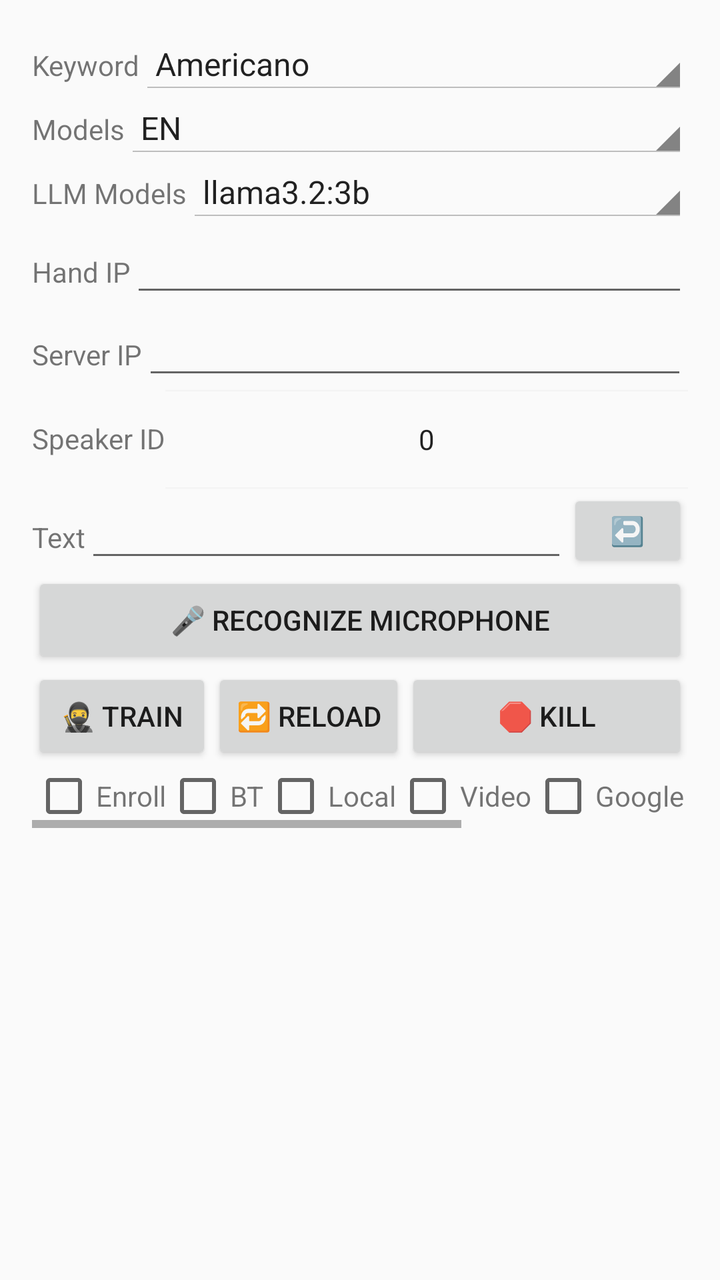
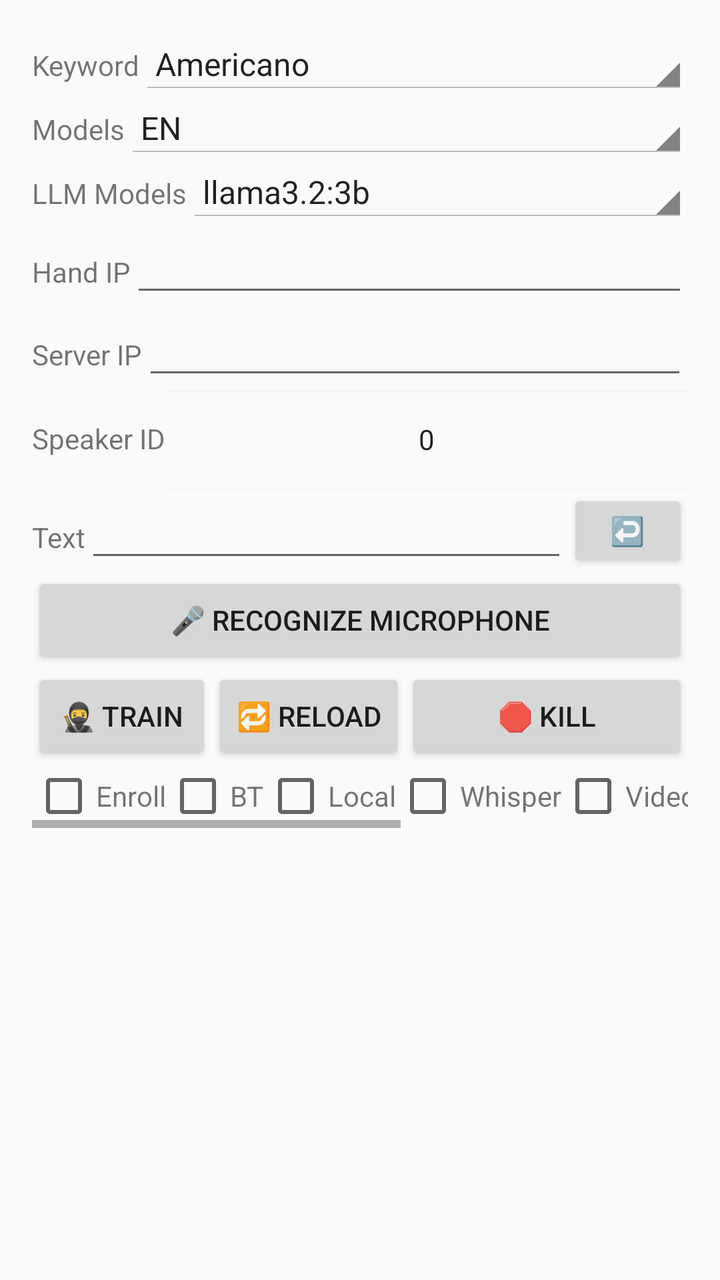

Two renders of the same Android screen: before a commit and after it. Below are the layout's source before the change and the commit's diff.
<!-- AndroidManifest.xml: activity theme Theme.AppCompat.DayNight -->
<!-- res/layout/main.xml -->
<?xml version="1.0" encoding="utf-8"?>
<ScrollView  xmlns:android="http://schemas.android.com/apk/res/android"
    android:layout_width="fill_parent"
    android:layout_height="fill_parent">
<LinearLayout
    android:id="@+id/layout"
    android:layout_width="fill_parent"
    android:layout_height="fill_parent"
    android:orientation="vertical"
    android:padding="16dp">


    <LinearLayout
        android:id="@+id/spinner1"
        android:layout_width="match_parent"
        android:layout_height="wrap_content"
        android:orientation="horizontal">
    <TextView
        android:id="@+id/keyword_spinner_label"
        android:layout_width="wrap_content"
        android:layout_height="wrap_content"
        android:layout_alignBottom="@+id/keyword_spinner"
        android:layout_alignStart="@+id/keyword_spinner"
        android:layout_alignLeft="@+id/keyword_spinner"
        android:text="@string/keyword_label" />
    <Spinner
        android:id="@+id/keyword_spinner"
        android:layout_width="match_parent"
        android:layout_height="wrap_content"
        android:layout_alignParentStart="true"
        android:layout_alignParentLeft="true"
        android:layout_alignParentTop="true"
        android:spinnerMode="dialog"
        style="@android:style/Widget.Holo.Light.Spinner"
        android:entries="@array/keywords" />
    </LinearLayout>
    <LinearLayout
        android:id="@+id/spinner2"
        android:layout_width="match_parent"
        android:layout_height="wrap_content"
        android:orientation="horizontal">
    <TextView
        android:id="@+id/model_spinner_label"
        android:layout_width="wrap_content"
        android:layout_height="wrap_content"
        android:layout_alignBottom="@+id/model_spinner"
        android:layout_alignStart="@+id/model_spinner"
        android:layout_alignLeft="@+id/model_spinner"
        android:text="@string/model_label" />
    <Spinner
        android:id="@+id/model_spinner"
        android:layout_width="match_parent"
        android:layout_height="wrap_content"
        android:layout_alignParentStart="true"
        android:layout_alignParentLeft="true"
        android:layout_alignParentTop="true"
        android:spinnerMode="dialog"
        style="@android:style/Widget.Holo.Light.Spinner"
        android:entries="@array/models" />
    </LinearLayout>
    <LinearLayout
        android:id="@+id/spinner3"
        android:layout_width="match_parent"
        android:layout_height="wrap_content"
        android:orientation="horizontal">
        <TextView
            android:id="@+id/llm_model_spinner_label"
            android:layout_width="wrap_content"
            android:layout_height="wrap_content"
            android:layout_alignBottom="@+id/llm_model_spinner"
            android:layout_alignStart="@+id/llm_model_spinner"
            android:layout_alignLeft="@+id/llm_model_spinner"
            android:text="@string/llm_model_label" />
        <Spinner
            android:id="@+id/llm_model_spinner"
            android:layout_width="match_parent"
            android:layout_height="wrap_content"
            android:layout_alignParentStart="true"
            android:layout_alignParentLeft="true"
            android:layout_alignParentTop="true"
            android:spinnerMode="dialog"
            style="@android:style/Widget.Holo.Light.Spinner"
            android:entries="@array/llm_models" />
    </LinearLayout>
    <LinearLayout
        android:id="@+id/ips"
        android:layout_width="match_parent"
        android:layout_height="wrap_content"
        android:orientation="horizontal">
        <TextView
            android:layout_width="wrap_content"
            android:layout_height="wrap_content"
            android:text="@string/handip" />
        <EditText
            android:id="@+id/ip"
            android:layout_width="0dp"
            android:layout_weight=".90"
            android:layout_height="wrap_content" />

    </LinearLayout>
    <LinearLayout
        android:id="@+id/serverLayout"
        android:layout_width="match_parent"
        android:layout_height="wrap_content"
        android:orientation="horizontal">
        <TextView
            android:layout_width="wrap_content"
            android:layout_height="wrap_content"
            android:text="@string/serverip" />
        <EditText
            android:id="@+id/server"
            android:layout_width="0dp"
            android:layout_weight=".90"
            android:layout_height="wrap_content" />

    </LinearLayout>
    <LinearLayout
        android:id="@+id/speakerLayout"
        android:layout_width="match_parent"
        android:layout_height="wrap_content"
        android:orientation="horizontal">
        <TextView
            android:layout_marginVertical="15dp"
            android:layout_width="wrap_content"
            android:layout_height="wrap_content"
            android:text="@string/speakerid" />
        <NumberPicker
            android:id="@+id/speaker"
            android:layout_width="fill_parent"
            android:layout_height="50dp" />

    </LinearLayout>
    <LinearLayout
        android:layout_width="match_parent"
        android:layout_height="wrap_content"
        android:orientation="horizontal">
        <TextView
            android:layout_width="wrap_content"
            android:layout_height="wrap_content"
            android:text="@string/textlabel" />
        <EditText
            android:id="@+id/text"
            android:layout_width="0dp"
            android:layout_weight=".80"
            android:layout_height="wrap_content" />

        <Button
            android:id="@+id/enter"
            android:text="@string/enter"
            android:layout_width="0dp"
            android:layout_weight=".20"
            android:layout_height="match_parent"/>

    </LinearLayout>

    <ProgressBar
        android:id="@+id/loader"
        android:layout_marginHorizontal="5dp"
        android:layout_width="50dp"
        android:layout_height="50dp"
        android:layout_gravity="center_horizontal"
        android:progressTint="@color/colorPrimaryDark"
        android:visibility="gone" />
    <Button
        android:id="@+id/stop"
        android:layout_width="wrap_content"
        android:layout_height="wrap_content"
        android:layout_gravity="center_vertical|center_horizontal"
        android:text="@string/stop"
        android:visibility="gone"/>
    <Button
        android:id="@+id/recognize_mic"
        android:layout_width="match_parent"
        android:layout_height="wrap_content"
        android:text="@string/recognize_microphone" />

    <LinearLayout
        android:id="@+id/btns"
        android:layout_width="match_parent"
        android:layout_height="wrap_content"
        android:orientation="horizontal">
        <Button
            android:id="@+id/btn_train"
            android:layout_width="90dp"
            android:layout_height="wrap_content"
            android:text="@string/train" />
        <Button
            android:id="@+id/reload"
            android:layout_width="wrap_content"
            android:layout_height="wrap_content"
            android:text="@string/reload" />
        <Button
            android:id="@+id/kill"
            android:layout_width="fill_parent"
            android:layout_height="wrap_content"
            android:text="@string/kill" />
    </LinearLayout>


    <HorizontalScrollView  xmlns:android="http://schemas.android.com/apk/res/android"
        android:layout_width="fill_parent"
        android:layout_height="fill_parent"
        android:fillViewport="true"
        >
    <LinearLayout
        android:layout_width="match_parent"
        android:layout_height="wrap_content"
        android:orientation="horizontal">


        <CheckBox
            android:layout_marginHorizontal="0dp"
            android:id="@id/enrollCb"
            android:layout_width="wrap_content"
            android:layout_height="wrap_content"/>
        <TextView
            android:layout_marginHorizontal="0dp"
            android:layout_width="wrap_content"
            android:layout_height="wrap_content"
            android:text="@string/enroll"/>
        <CheckBox
            android:layout_marginHorizontal="0dp"
            android:id="@id/bluetoothCb"
            android:layout_width="wrap_content"
            android:layout_height="wrap_content"/>
        <TextView
        android:layout_marginHorizontal="0dp"
        android:layout_width="wrap_content"
        android:layout_height="wrap_content"
        android:text="@string/bluetooth"/>
        <CheckBox
            android:layout_marginHorizontal="0dp"
            android:id="@id/localCb"
            android:layout_width="wrap_content"
            android:layout_height="wrap_content"/>
        <TextView
            android:layout_marginHorizontal="0dp"
            android:layout_width="wrap_content"
            android:layout_height="wrap_content"
            android:text="@string/local"/>

        <CheckBox
            android:layout_marginHorizontal="0dp"
            android:id="@id/videoCb"
            android:layout_width="wrap_content"
            android:layout_height="wrap_content"/>
        <TextView
            android:layout_marginHorizontal="0dp"
            android:layout_width="wrap_content"
            android:layout_height="wrap_content"
            android:text="@string/video"/>
        <CheckBox
            android:layout_marginHorizontal="0dp"
            android:id="@id/googleCb"
            android:layout_width="wrap_content"
            android:layout_height="wrap_content"/>
        <TextView
            android:layout_marginHorizontal="0dp"
            android:layout_width="wrap_content"
            android:layout_height="wrap_content"
            android:text="@string/google"/>
        <CheckBox
            android:layout_marginHorizontal="0dp"
            android:id="@id/D3Cb"
            android:layout_width="wrap_content"
            android:layout_height="wrap_content"/>
        <TextView
            android:layout_marginHorizontal="0dp"
            android:layout_width="wrap_content"
            android:layout_height="wrap_content"
            android:text="@string/D3"/>
        <CheckBox
            android:layout_marginHorizontal="0dp"
            android:id="@id/keepInMemoryCb"
            android:layout_width="wrap_content"
            android:layout_height="wrap_content"/>
        <TextView
            android:layout_marginHorizontal="0dp"
            android:layout_width="wrap_content"
            android:layout_height="wrap_content"
            android:text="@string/keepInMemory"/>
    </LinearLayout>
    </HorizontalScrollView>

    <TextureView
        android:visibility="gone"
        android:id="@+id/texture"
        android:layout_width="200dp"
        android:layout_height="250dp"
        android:layout_above="@+id/btn_takepicture"
        android:layout_alignParentTop="true"/>

    <LinearLayout
        android:layout_width="match_parent"
        android:layout_height="wrap_content"
        android:orientation="horizontal">
        <Button
            android:visibility="gone"
            android:id="@+id/btn_test"
            android:layout_width="wrap_content"
            android:layout_height="wrap_content"
            android:text="@string/test" />
        <Button
            android:visibility="gone"
            android:id="@+id/btn_enroll"
            android:layout_width="wrap_content"
            android:layout_height="wrap_content"
            android:text="@string/enroll" />
        <EditText
            android:visibility="gone"
            android:id="@+id/enrollName"
            android:text="@string/enrollName"
            android:layout_width="200dp"
            android:layout_height="50dp"/>
        </LinearLayout>

    <TextView
        android:id="@+id/result_text"
        android:layout_width="fill_parent"
        android:layout_height="150dp"
        android:gravity="bottom"
        android:scrollbars="vertical"
        android:textAppearance="?android:attr/textAppearanceMedium" />

</LinearLayout>
</ScrollView>
<!-- resources referenced by this layout -->
<resources>
  <string-array name="keywords">
          <item>Americano</item>
          <item>Alexa</item>
          <item>Blueberry</item>
          <item>Bumblebee</item>
          <item>Computer</item>
          <item>Grapefruit</item>
          <item>Grasshopper</item>
          <item>Hey_Google</item>
          <item>Hey_Siri</item>
          <item>Jarvis</item>
          <item>Ok_Google</item>
          <item>Picovoice</item>
          <item>Porcupine</item>
          <item>Terminator</item>
      </string-array>
  <string-array name="llm_models">
          <item>llama3.2:3b</item>
          <item>artifish/llama3.2-uncensored</item>
          <item>qwen2.5</item>
          <item>gemma3:4b</item>
          <item>deepseek-r1:7b</item>
      </string-array>
  <string-array name="models">
          <item>EN</item>
          <item>FR</item>
      </string-array>
  <color name="colorPrimaryDark">#00574B</color>
  <string name="D3"> 3D </string>
  <string name="bluetooth">BT</string>
  <string name="enroll">Enroll</string>
  <string name="enrollName">EnrollName</string>
  <string name="enter"> ↩️ </string>
  <string name="google">Google</string>
  <string name="handip">Hand IP</string>
  <string name="keepInMemory"> KeepInMemory </string>
  <string name="keyword_label">Keyword</string>
  <string name="kill"> 🛑 Kill</string>
  <string name="llm_model_label">LLM Models</string>
  <string name="local">Local</string>
  <string name="model_label">Models</string>
  <string name="recognize_microphone"> 🎤 Recognize Microphone</string>
  <string name="reload"> 🔁 Reload</string>
  <string name="serverip">Server IP</string>
  <string name="speakerid">Speaker ID</string>
  <string name="stop"> ⬜ </string>
  <string name="test">Test</string>
  <string name="textlabel">Text</string>
  <string name="train"> 🥷 Train</string>
  <string name="video">Video</string>
</resources>

<!-- the commit's change to res/layout/main.xml (unified diff, before → after) -->
@@ -224,10 +224,10 @@
             android:layout_width="wrap_content"
             android:layout_height="wrap_content"/>
         <TextView
-        android:layout_marginHorizontal="0dp"
-        android:layout_width="wrap_content"
-        android:layout_height="wrap_content"
-        android:text="@string/bluetooth"/>
+            android:layout_marginHorizontal="0dp"
+            android:layout_width="wrap_content"
+            android:layout_height="wrap_content"
+            android:text="@string/bluetooth"/>
         <CheckBox
             android:layout_marginHorizontal="0dp"
             android:id="@id/localCb"
@@ -238,7 +238,16 @@
             android:layout_width="wrap_content"
             android:layout_height="wrap_content"
             android:text="@string/local"/>
-
+        <CheckBox
+            android:layout_marginHorizontal="0dp"
+            android:id="@id/whisperCb"
+            android:layout_width="wrap_content"
+            android:layout_height="wrap_content"/>
+        <TextView
+            android:layout_marginHorizontal="0dp"
+            android:layout_width="wrap_content"
+            android:layout_height="wrap_content"
+            android:text="@string/whisper"/>
         <CheckBox
             android:layout_marginHorizontal="0dp"
             android:id="@id/videoCb"
@@ -251,6 +260,16 @@
             android:text="@string/video"/>
         <CheckBox
             android:layout_marginHorizontal="0dp"
+            android:id="@id/D3Cb"
+            android:layout_width="wrap_content"
+            android:layout_height="wrap_content"/>
+        <TextView
+            android:layout_marginHorizontal="0dp"
+            android:layout_width="wrap_content"
+            android:layout_height="wrap_content"
+            android:text="@string/D3"/>
+        <CheckBox
+            android:layout_marginHorizontal="0dp"
             android:id="@id/googleCb"
             android:layout_width="wrap_content"
             android:layout_height="wrap_content"/>
@@ -259,16 +278,6 @@
             android:layout_width="wrap_content"
             android:layout_height="wrap_content"
             android:text="@string/google"/>
-        <CheckBox
-            android:layout_marginHorizontal="0dp"
-            android:id="@id/D3Cb"
-            android:layout_width="wrap_content"
-            android:layout_height="wrap_content"/>
-        <TextView
-            android:layout_marginHorizontal="0dp"
-            android:layout_width="wrap_content"
-            android:layout_height="wrap_content"
-            android:text="@string/D3"/>
         <CheckBox
             android:layout_marginHorizontal="0dp"
             android:id="@id/keepInMemoryCb"
<!-- resource entries referenced after the edit -->
@@ -28,14 +28,14 @@
           <item>FR</item>
       </string-array>
   <color name="colorPrimaryDark">#00574B</color>
-  <string name="D3"> 3D </string>
+  <string name="D3">3D</string>
   <string name="bluetooth">BT</string>
   <string name="enroll">Enroll</string>
   <string name="enrollName">EnrollName</string>
   <string name="enter"> ↩️ </string>
   <string name="google">Google</string>
   <string name="handip">Hand IP</string>
-  <string name="keepInMemory"> KeepInMemory </string>
+  <string name="keepInMemory">KeepInMemory</string>
   <string name="keyword_label">Keyword</string>
   <string name="kill"> 🛑 Kill</string>
   <string name="llm_model_label">LLM Models</string>
@@ -50,5 +50,6 @@
   <string name="textlabel">Text</string>
   <string name="train"> 🥷 Train</string>
   <string name="video">Video</string>
+  <string name="whisper">Whisper</string>
 </resources>
 
